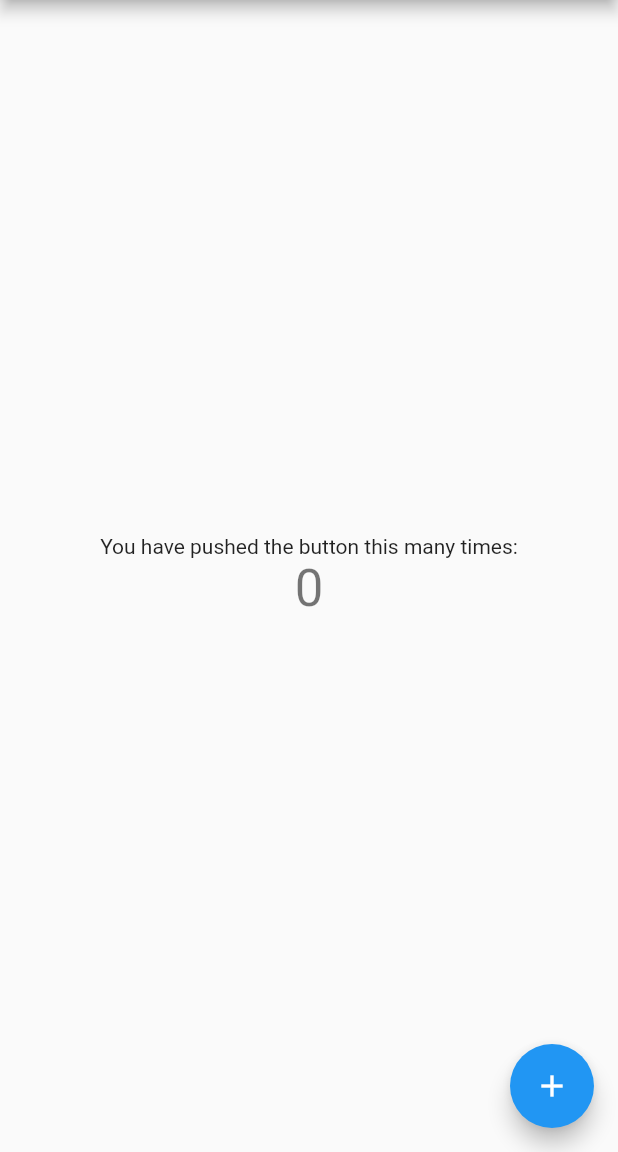
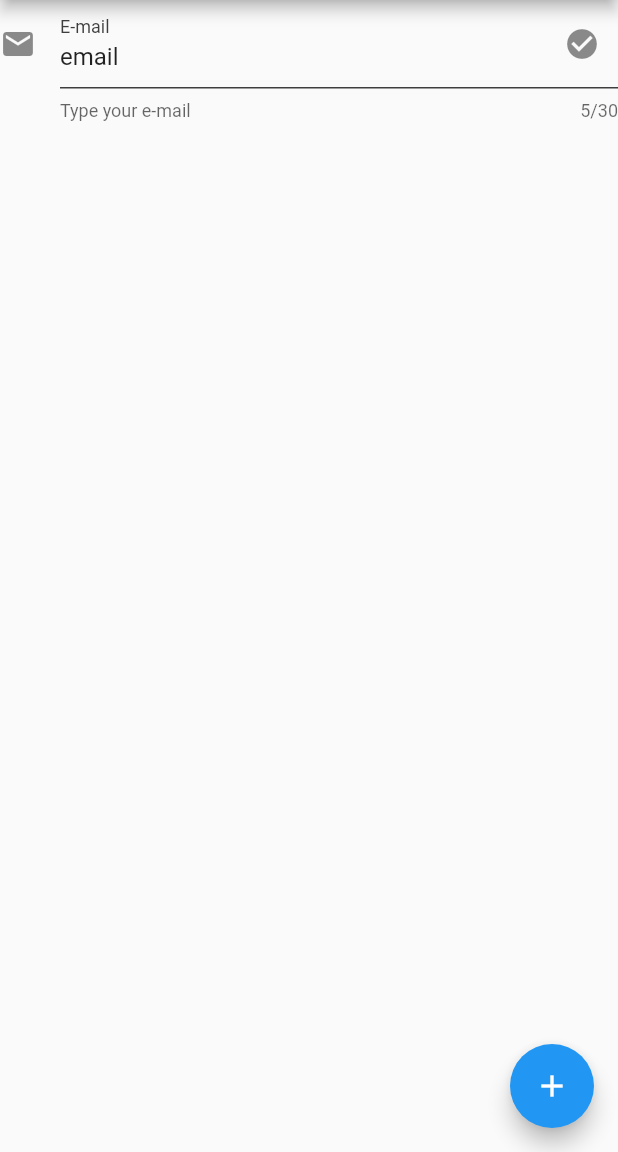
Before and after one commit to Nicolas123-coder/Projeto-Programa-Fidelidade, a Flutter app: the screen it shows after launch, on a phone screen of 412 x 824 dp, the part 84-1236 px from its top. Run offline on Flutter 3.47's test engine with Material 2 defaults, Android fonts, the phone set to English and light mode, and no system bars.

Commit message:
Adding Email field

```diff
--- a/project/lib/about.dart
+++ b/project/lib/about.dart
@@ -11,7 +11,7 @@ class _AboutPageState extends State<AboutPage> {
     return new Scaffold(
       appBar: new AppBar(
         title: new Text('about'),
-      ),
+      )
     );
   }
 }
--- a/project/lib/main.dart
+++ b/project/lib/main.dart
@@ -1,4 +1,6 @@
 // ignore_for_file: unnecessary_new
+
+import 'dart:math';
 
 import 'package:flutter/material.dart';
 
@@ -36,15 +38,6 @@ class MyApp extends StatelessWidget {
 class MyHomePage extends StatefulWidget {
   const MyHomePage({Key? key, required this.title}) : super(key: key);
 
-  // This widget is the home page of your application. It is stateful, meaning
-  // that it has a State object (defined below) that contains fields that affect
-  // how it looks.
-
-  // This class is the configuration for the state. It holds the values (in this
-  // case the title) provided by the parent (in this case the App widget) and
-  // used by the build method of the State. Fields in a Widget subclass are
-  // always marked "final".
-
   final String title;
 
   @override
@@ -70,7 +63,7 @@ class _MyHomePageState extends State<MyHomePage> {
         child: ListView(
           children: <Widget>[
             new UserAccountsDrawerHeader(
-              accountName: new Text('Nicolas'),
+              accountName: new Text('Nicolas de Barros'),
               accountEmail: new Text('email@test.com'),
               currentAccountPicture: new CircleAvatar(
                 backgroundImage: new NetworkImage('https://gravatar.com/avatar/0aad39801d4bb384f049d5b70b1f6d78?s=400&d=robohash&r=x'),
@@ -101,20 +94,27 @@ class _MyHomePageState extends State<MyHomePage> {
               ],
         ),
       ),
-      body: Center(
-        child: Column(
-          mainAxisAlignment: MainAxisAlignment.center,
-          children: <Widget>[
-            const Text(
-              'You have pushed the button this many times:',
+      body: Column(
+        children: <Widget>[
+          TextFormField(
+            cursorColor: Theme.of(context).cursorColor,
+            initialValue: 'email',
+            maxLength: 30,
+            decoration: const InputDecoration(
+              icon: Icon(Icons.email),
+              labelText: 'E-mail',
+              labelStyle: TextStyle(
+                color: Color.fromRGBO(63, 62, 63, 1),
+              ),
+              helperText: 'Type your e-mail',
+              suffixIcon: Icon(
+                Icons.check_circle,
+              ),
+              enabledBorder: UnderlineInputBorder(
+                borderSide: BorderSide(color: Color.fromRGBO(63, 62, 63, 1)),
+              ),
             ),
-            Text(
-              '$_counter',
-              style: Theme.of(context).textTheme.headline4,
-            ),
-          ],
-        ),
-      ),
+      )]),
       floatingActionButton: FloatingActionButton(
         onPressed: _incrementCounter,
         tooltip: 'Increment',
```
